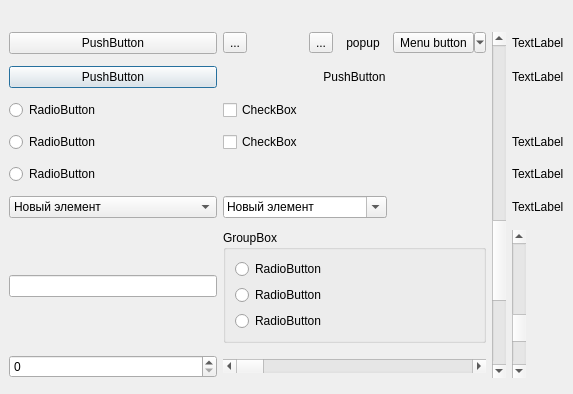
This is src/plugins/stylesheeteditor/teststylesform.ui in silvansky/Contacts as Qt 5 draws it before an edit. The edited form follows.
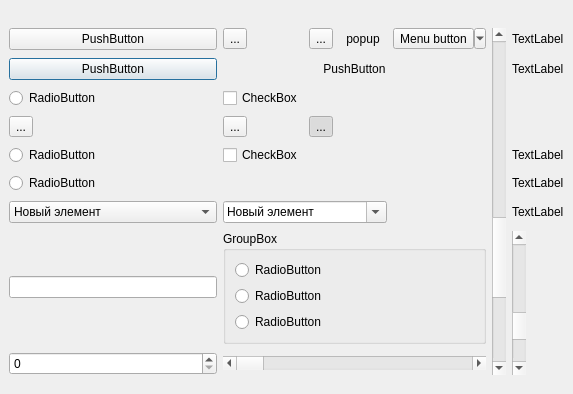
This is the edited form. Icons and pictures are not drawn.

Commit message: Немного улучшен вид окна диалога. Почему-то кнопки в тулбаре не checkable.

The edit to the form file:
```diff
--- a/src/plugins/stylesheeteditor/teststylesform.ui
+++ b/src/plugins/stylesheeteditor/teststylesform.ui
@@ -30,7 +30,7 @@
         </property>
        </widget>
       </item>
-      <item row="0" column="1">
+      <item row="0" column="3">
        <widget class="QToolButton" name="toolButton_4">
         <property name="text">
          <string>...</string>
@@ -40,7 +40,7 @@
         </property>
        </widget>
       </item>
-      <item row="0" column="2">
+      <item row="0" column="4">
        <widget class="QToolButton" name="toolButton">
         <property name="text">
          <string>...</string>
@@ -51,7 +51,7 @@
         </property>
        </widget>
       </item>
-      <item row="0" column="3">
+      <item row="0" column="5">
        <widget class="QToolButton" name="popupBtn">
         <property name="sizePolicy">
          <sizepolicy hsizetype="Preferred" vsizetype="Preferred">
@@ -77,7 +77,7 @@
         </property>
        </widget>
       </item>
-      <item row="0" column="4">
+      <item row="0" column="6">
        <widget class="QToolButton" name="menuBtn">
         <property name="text">
          <string>Menu button</string>
@@ -101,7 +101,7 @@
         </property>
        </widget>
       </item>
-      <item row="1" column="1" colspan="4">
+      <item row="1" column="3" colspan="4">
        <widget class="QPushButton" name="pushButton_3">
         <property name="text">
          <string>PushButton</string>
@@ -118,14 +118,14 @@
         </property>
        </widget>
       </item>
-      <item row="2" column="1" colspan="4">
+      <item row="2" column="3" colspan="4">
        <widget class="QCheckBox" name="checkBox">
         <property name="text">
          <string>CheckBox</string>
         </property>
        </widget>
       </item>
-      <item row="2" column="6">
+      <item row="2" column="8">
        <widget class="QLabel" name="label">
         <property name="text">
          <string/>
@@ -135,28 +135,28 @@
         </property>
        </widget>
       </item>
-      <item row="3" column="0">
+      <item row="4" column="0">
        <widget class="QRadioButton" name="radioButton_2">
         <property name="text">
          <string>RadioButton</string>
         </property>
        </widget>
       </item>
-      <item row="3" column="1">
+      <item row="4" column="3">
        <widget class="QCheckBox" name="checkBox_2">
         <property name="text">
          <string>CheckBox</string>
         </property>
        </widget>
       </item>
-      <item row="4" column="0">
-       <widget class="QRadioButton" name="radioButton_3">
-        <property name="text">
-         <string>RadioButton</string>
-        </property>
-       </widget>
-      </item>
       <item row="5" column="0">
+       <widget class="QRadioButton" name="radioButton_3">
+        <property name="text">
+         <string>RadioButton</string>
+        </property>
+       </widget>
+      </item>
+      <item row="6" column="0">
        <widget class="QComboBox" name="comboBox">
         <item>
          <property name="text">
@@ -195,7 +195,7 @@
         </item>
        </widget>
       </item>
-      <item row="5" column="1" colspan="3">
+      <item row="6" column="3" colspan="3">
        <widget class="QComboBox" name="comboBox_2">
         <property name="editable">
          <bool>true</bool>
@@ -252,10 +252,10 @@
         </item>
        </widget>
       </item>
-      <item row="6" column="0">
+      <item row="7" column="0">
        <widget class="QLineEdit" name="lineEdit"/>
       </item>
-      <item row="6" column="1" colspan="4">
+      <item row="7" column="3" colspan="4">
        <widget class="QGroupBox" name="groupBox">
         <property name="title">
          <string>GroupBox</string>
@@ -285,7 +285,7 @@
         </layout>
        </widget>
       </item>
-      <item row="6" column="6" rowspan="2">
+      <item row="7" column="8" rowspan="2">
        <widget class="QScrollBar" name="verticalScrollBar">
         <property name="value">
          <number>75</number>
@@ -295,52 +295,52 @@
         </property>
        </widget>
       </item>
-      <item row="7" column="0">
+      <item row="8" column="0">
        <widget class="QSpinBox" name="spinBox"/>
       </item>
-      <item row="7" column="1" colspan="4">
+      <item row="8" column="3" colspan="4">
        <widget class="QScrollBar" name="horizontalScrollBar">
         <property name="orientation">
          <enum>Qt::Horizontal</enum>
         </property>
        </widget>
       </item>
-      <item row="3" column="6">
+      <item row="4" column="8">
        <widget class="QLabel" name="label_2">
         <property name="text">
          <string>TextLabel</string>
         </property>
        </widget>
       </item>
-      <item row="4" column="6">
+      <item row="5" column="8">
        <widget class="QLabel" name="label_3">
         <property name="text">
          <string>TextLabel</string>
         </property>
        </widget>
       </item>
-      <item row="5" column="6">
+      <item row="6" column="8">
        <widget class="QLabel" name="label_4">
         <property name="text">
          <string>TextLabel</string>
         </property>
        </widget>
       </item>
-      <item row="1" column="6">
+      <item row="1" column="8">
        <widget class="QLabel" name="label_5">
         <property name="text">
          <string>TextLabel</string>
         </property>
        </widget>
       </item>
-      <item row="0" column="6">
+      <item row="0" column="8">
        <widget class="QLabel" name="label_6">
         <property name="text">
          <string>TextLabel</string>
         </property>
        </widget>
       </item>
-      <item row="0" column="5" rowspan="8">
+      <item row="0" column="7" rowspan="9">
        <widget class="QScrollBar" name="verticalScrollBar_2">
         <property name="maximum">
          <number>30</number>
@@ -353,6 +353,45 @@
         </property>
        </widget>
       </item>
+      <item row="3" column="0">
+       <widget class="QToolButton" name="toolButton_2">
+        <property name="text">
+         <string>...</string>
+        </property>
+        <property name="checkable">
+         <bool>true</bool>
+        </property>
+        <property name="checked">
+         <bool>false</bool>
+        </property>
+       </widget>
+      </item>
+      <item row="3" column="3">
+       <widget class="QToolButton" name="toolButton_3">
+        <property name="text">
+         <string>...</string>
+        </property>
+        <property name="checkable">
+         <bool>true</bool>
+        </property>
+        <property name="checked">
+         <bool>false</bool>
+        </property>
+       </widget>
+      </item>
+      <item row="3" column="4">
+       <widget class="QToolButton" name="toolButton_5">
+        <property name="text">
+         <string>...</string>
+        </property>
+        <property name="checkable">
+         <bool>true</bool>
+        </property>
+        <property name="checked">
+         <bool>true</bool>
+        </property>
+       </widget>
+      </item>
      </layout>
     </widget>
    </item>
```
The commit also changes 4 other files.
